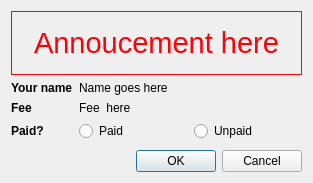
Old version of the form src/CheckInDialog.ui in the repository simophin/game-matcher-qt.
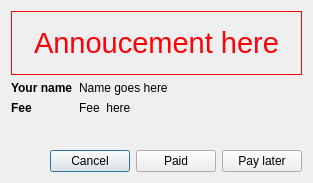
New version of the form.

Commit message: Check in dialog optimisation

What changed in the file:
```diff
--- a/src/CheckInDialog.ui
+++ b/src/CheckInDialog.ui
@@ -86,48 +86,51 @@
        </property>
       </widget>
      </item>
-     <item row="3" column="0">
-      <widget class="QLabel" name="amountYouArePayingLabel">
-       <property name="font">
-        <font>
-         <weight>75</weight>
-         <bold>true</bold>
-        </font>
-       </property>
-       <property name="text">
-        <string>Paid?</string>
-       </property>
-      </widget>
-     </item>
-     <item row="3" column="1">
-      <layout class="QHBoxLayout" name="horizontalLayout">
-       <item>
-        <widget class="QRadioButton" name="paidRadioButton">
-         <property name="text">
-          <string>Paid</string>
-         </property>
-        </widget>
-       </item>
-       <item>
-        <widget class="QRadioButton" name="unpaidRadioButton">
-         <property name="text">
-          <string>Unpaid</string>
-         </property>
-        </widget>
-       </item>
-      </layout>
-     </item>
     </layout>
    </item>
    <item>
-    <widget class="QDialogButtonBox" name="buttonBox">
-     <property name="orientation">
-      <enum>Qt::Horizontal</enum>
-     </property>
-     <property name="standardButtons">
-      <set>QDialogButtonBox::Cancel|QDialogButtonBox::Ok</set>
-     </property>
-    </widget>
+    <layout class="QHBoxLayout" name="horizontalLayout">
+     <item>
+      <spacer name="horizontalSpacer">
+       <property name="orientation">
+        <enum>Qt::Horizontal</enum>
+       </property>
+       <property name="sizeHint" stdset="0">
+        <size>
+         <width>40</width>
+         <height>20</height>
+        </size>
+       </property>
+      </spacer>
+     </item>
+     <item>
+      <widget class="QPushButton" name="cancelButton">
+       <property name="text">
+        <string>Cancel</string>
+       </property>
+      </widget>
+     </item>
+     <item>
+      <widget class="QPushButton" name="paidButton">
+       <property name="text">
+        <string>Paid</string>
+       </property>
+       <property name="default">
+        <bool>false</bool>
+       </property>
+      </widget>
+     </item>
+     <item>
+      <widget class="QPushButton" name="payLaterButton">
+       <property name="text">
+        <string>Pay later</string>
+       </property>
+       <property name="default">
+        <bool>false</bool>
+       </property>
+      </widget>
+     </item>
+    </layout>
    </item>
   </layout>
  </widget>
```
Left out of the diff: 35 changed lines with no effect on the pictures. The commit also changes 5 other files.
